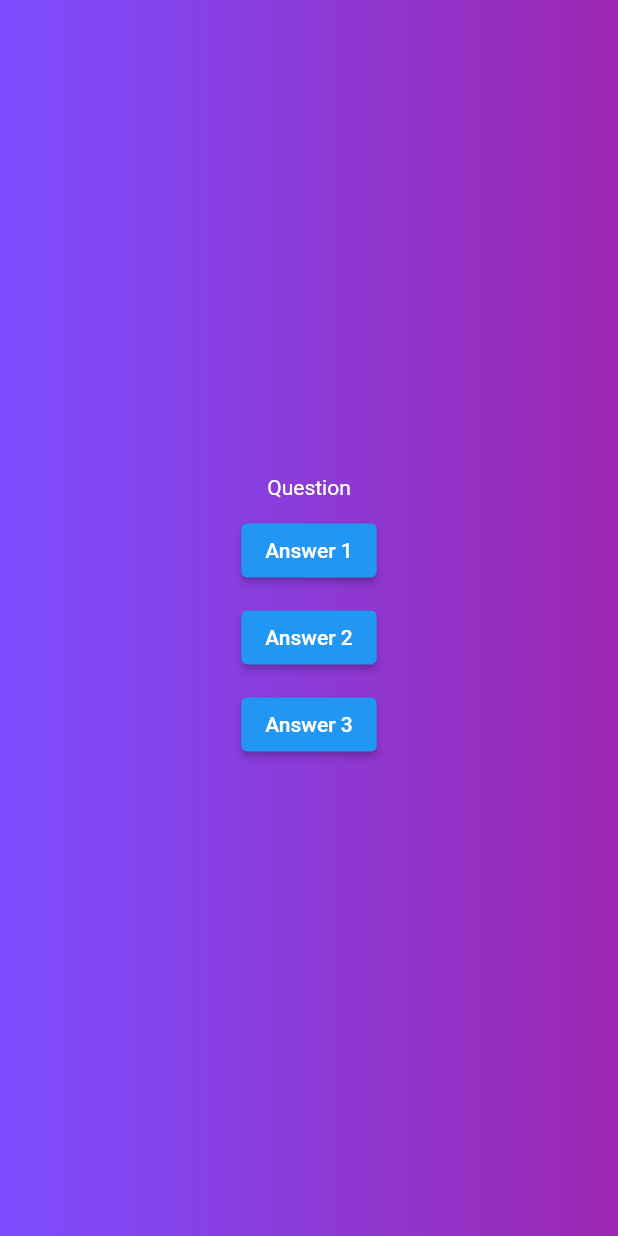
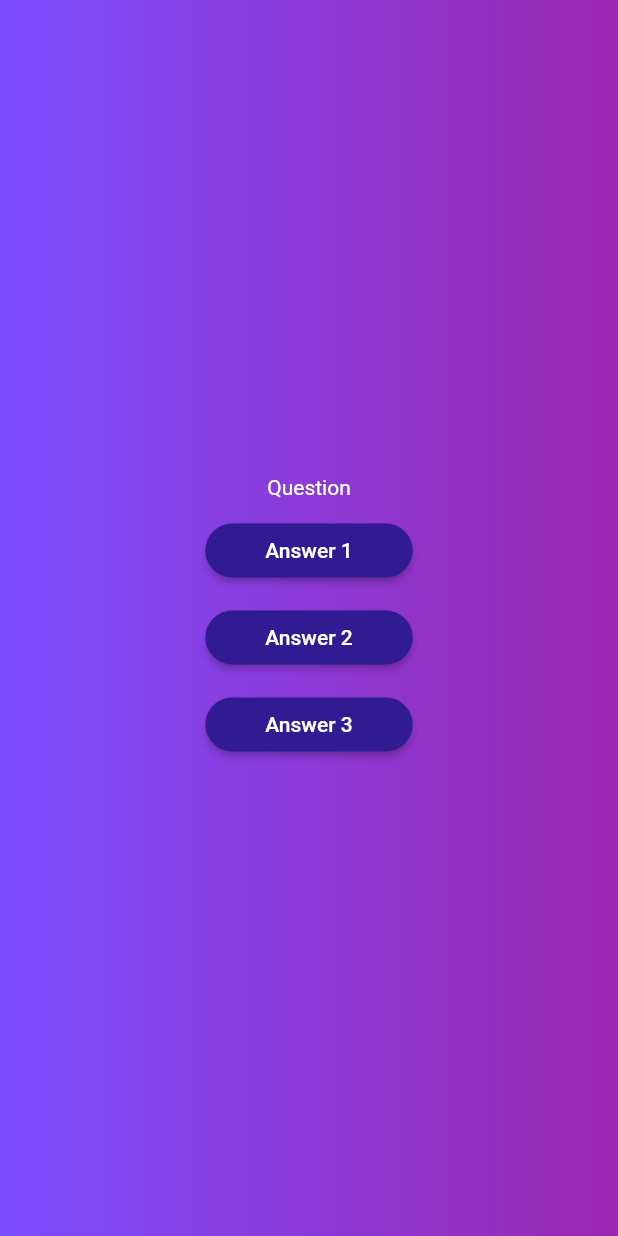
Before and after one commit to akramghaleb/quiz-app, a Flutter app: the screen it shows after launch, after a tap on "Start now !", on a phone screen of 412 x 824 dp. Run offline on Flutter 3.47's test engine with Material 2 defaults, Android fonts, the phone set to English and light mode, and no system bars.

Commit message:
Answer Button

```diff
--- a/lib/questions_page.dart
+++ b/lib/questions_page.dart
@@ -1,4 +1,5 @@
 import 'package:flutter/material.dart';
+import 'package:quiz_app/widgets/answer_button.dart';
 
 class Questions extends StatelessWidget {
   const Questions({super.key});
@@ -16,30 +17,24 @@ class Questions extends StatelessWidget {
           const SizedBox(
             height: 10,
           ),
-          ElevatedButton(
-              onPressed: () {},
-              child: const Text(
-                'Answer 1',
-                style: TextStyle(color: Colors.white),
-              )),
+          AnswerButton(
+            text: 'Answer 1',
+            onPressed: () {},
+          ),
           const SizedBox(
             height: 10,
           ),
-          ElevatedButton(
-              onPressed: () {},
-              child: const Text(
-                'Answer 2',
-                style: TextStyle(color: Colors.white),
-              )),
+          AnswerButton(
+            text: 'Answer 2',
+            onPressed: () {},
+          ),
           const SizedBox(
             height: 10,
           ),
-          ElevatedButton(
-              onPressed: () {},
-              child: const Text(
-                'Answer 3',
-                style: TextStyle(color: Colors.white),
-              ))
+          AnswerButton(
+            text: 'Answer 3',
+            onPressed: () {},
+          ),
         ],
       ),
     );
--- /dev/null
+++ b/lib/widgets/answer_button.dart
@@ -0,0 +1,24 @@
+import 'package:flutter/material.dart';
+
+class AnswerButton extends StatelessWidget {
+  const AnswerButton({super.key, required this.text, required this.onPressed});
+
+  final String text;
+  final void Function() onPressed;
+
+  @override
+  Widget build(BuildContext context) {
+    return ElevatedButton(
+      onPressed: onPressed,
+      style: ElevatedButton.styleFrom(
+        foregroundColor: Colors.white,
+        backgroundColor: Colors.deepPurple[900],
+        padding: const EdgeInsets.symmetric(horizontal: 40, vertical: 10),
+        shape: RoundedRectangleBorder(
+          borderRadius: BorderRadius.circular(30),
+        ),
+      ),
+      child: Text(text),
+    );
+  }
+}
```
